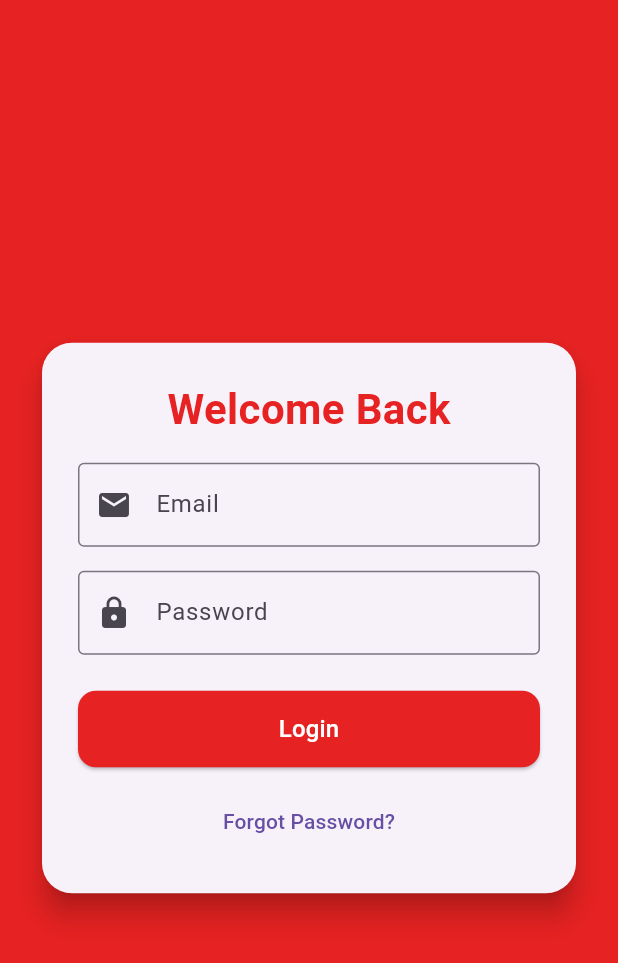
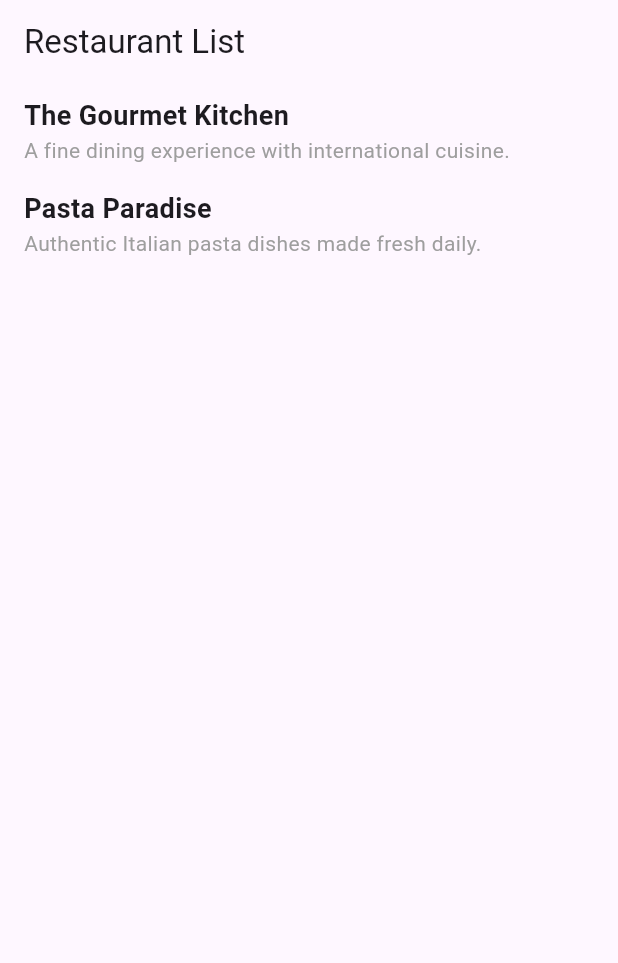
Before and after one commit to Hizrawan/dicodingFlutterSecondCourse, a Flutter app: the screen it shows after launch, on a phone screen of 412 x 824 dp. Shown: the top 963 px of the screen. Run offline on Flutter 3.47's test engine with Material 3 defaults, Android fonts, the phone set to English and light mode, and no system bars.

Commit message:
Learn how to use "reusable widget"

```diff
--- /dev/null
+++ b/lib/data/model/restaurant.dart
@@ -0,0 +1,54 @@
+
+class Restaurant {
+  final String id;
+  final String name;
+  final String description;
+  final String city;
+  final String address;
+  final String pictureId;
+  final double rating;
+  final List<String> categories;
+  final List<String> customerReviews;
+  final List<String> menus;
+
+  Restaurant({
+    required this.id,
+    required this.name,
+    required this.description,
+    required this.city,
+    required this.address,
+    required this.pictureId,
+    required this.rating,
+    required this.categories,
+    required this.customerReviews,
+    required this.menus,
+  });
+}
+
+final List<Restaurant> restaurantList = [
+  Restaurant(
+    id: '1',
+    name: 'The Gourmet Kitchen',
+    description: 'A fine dining experience with international cuisine.',
+    city: 'New York',
+    address: '123 Main St, New York, NY',
+    pictureId: 'https://example.com/images/restaurant1.jpg',
+    rating: 4.8,
+    categories: ['Fine Dining', 'International'],
+    customerReviews: ['Amazing food!', 'Excellent service.'],
+    menus: ['Steak', 'Lobster', 'Wine Selection'],
+  ),
+  Restaurant(
+    id: '2',
+    name: 'Pasta Paradise',
+    description: 'Authentic Italian pasta dishes made fresh daily.',
+    city: 'San Francisco',
+    address: '456 Elm St, San Francisco, CA',
+    pictureId: 'https://example.com/images/restaurant2.jpg',
+    rating: 4.5,
+    categories: ['Italian', 'Casual Dining'],
+    customerReviews: ['Best pasta in town!', 'Cozy atmosphere.'],
+    menus: ['Spaghetti Carbonara', 'Fettuccine Alfredo', 'Tiramisu'],
+  ),
+  // Add more restaurant entries as needed
+];
--- a/lib/main.dart
+++ b/lib/main.dart
@@ -1,5 +1,5 @@
 import 'package:flutter/material.dart';
-import 'package:restaurant_app/screens/auth/login_page.dart';
+import 'package:restaurant_app/screen/home/home.dart';
 
 void main() {
   runApp(const MyApp());
@@ -10,9 +10,13 @@ class MyApp extends StatelessWidget {
 
   @override
   Widget build(BuildContext context) {
-    return const MaterialApp(
-      debugShowCheckedModeBanner: false,
-      home: LoginScreen(),
+    return MaterialApp(
+      title: 'Restaurant App',
+      theme: ThemeData(
+        colorScheme: ColorScheme.fromSeed(seedColor: Colors.deepPurple),
+        useMaterial3: true,
+      ),
+      home: HomeScreen(),
     );
   }
 }
--- /dev/null
+++ b/lib/screen/home/home.dart
@@ -0,0 +1,24 @@
+import 'package:flutter/material.dart';
+import 'package:restaurant_app/data/model/restaurant.dart';
+import 'package:restaurant_app/screen/home/restaurant_card_widget.dart';
+
+class HomeScreen extends StatelessWidget {
+  const HomeScreen({
+    super.key,
+  });
+
+  @override
+  Widget build(BuildContext context) {
+    return Scaffold(
+      appBar: AppBar(title: const Text("Restaurant List")),
+      body: ListView.builder(
+        itemCount: restaurantList.length,
+        itemBuilder: (context, index) {
+          final restaurant = restaurantList[index];
+
+          return RestaurantCard(restaurant: restaurant);
+        },
+      ),
+    );
+  }
+}
--- /dev/null
+++ b/lib/screen/home/restaurant_card_widget.dart
@@ -0,0 +1,37 @@
+
+import 'package:flutter/material.dart';
+import 'package:restaurant_app/data/model/restaurant.dart';
+
+class RestaurantCard extends StatelessWidget {
+  const RestaurantCard({
+    super.key,
+    required this.restaurant,
+  });
+
+  final Restaurant restaurant;
+
+  @override
+  Widget build(BuildContext context) {
+    return Padding(
+      padding: const EdgeInsets.symmetric(vertical: 8, horizontal: 16),
+      child: Column(
+        crossAxisAlignment: CrossAxisAlignment.start,
+        mainAxisAlignment: MainAxisAlignment.start,
+        mainAxisSize: MainAxisSize.min,
+        children: [
+          Text(
+            restaurant.name,
+            style: const TextStyle(
+              fontSize: 18,
+              fontWeight: FontWeight.bold,
+            ),
+          ),
+          Text(
+            restaurant.description,
+            style: const TextStyle(fontSize: 14, color: Colors.grey),
+          ),
+        ],
+      ),
+    );
+  }
+}
--- a/lib/screens/auth/login_page.dart
+++ /dev/null
@@ -1,116 +0,0 @@
-import 'package:flutter/material.dart';
-import '../dashboard.dart';
-
-class LoginScreen extends StatefulWidget {
-  const LoginScreen({super.key});
-
-  @override
-  State<LoginScreen> createState() => _LoginScreenState();
-}
-
-class _LoginScreenState extends State<LoginScreen> {
-  final TextEditingController _emailController = TextEditingController();
-  final TextEditingController _passwordController = TextEditingController();
-
-  @override
-  Widget build(BuildContext context) {
-    return Scaffold(
-      backgroundColor: const Color.fromARGB(255, 231, 34, 34),
-      body: Center(
-        child: SingleChildScrollView(
-          padding: const EdgeInsets.all(24.0),
-          child: Card(
-            shape: RoundedRectangleBorder(
-              borderRadius: BorderRadius.circular(20),
-            ),
-            elevation: 8,
-            child: Padding(
-              padding: const EdgeInsets.all(24.0),
-              child: Column(
-                mainAxisSize: MainAxisSize.min,
-                children: [
-                  const Text(
-                    "Welcome Back",
-                    style: TextStyle(
-                      fontSize: 28,
-                      fontWeight: FontWeight.bold,
-                      color: const Color.fromARGB(255, 231, 34, 34),
-                    ),
-                  ),
-                  const SizedBox(height: 16),
-
-                  // Input form untuk isi email
-                  TextField(
-                    controller: _emailController,
-                    decoration: const InputDecoration(
-                      labelText: "Email",
-                      prefixIcon: Icon(Icons.email),
-                      border: OutlineInputBorder(),
-                    ),
-                  ),
-                  const SizedBox(height: 16),
-
-                  // Input form untuk isi password
-                  TextField(
-                    controller: _passwordController,
-                    obscureText: true,
-                    decoration: const InputDecoration(
-                      labelText: "Password",
-                      prefixIcon: Icon(Icons.lock),
-                      border: OutlineInputBorder(),
-                    ),
-                  ),
-                  const SizedBox(height: 24),
-
-                  /// Login Button
-                  SizedBox(
-                    width: double.infinity,
-                    child: ElevatedButton(
-                      style: ElevatedButton.styleFrom(
-                        backgroundColor: const Color.fromARGB(255, 231, 34, 34),
-                        padding: const EdgeInsets.symmetric(vertical: 14),
-                        shape: RoundedRectangleBorder(
-                          borderRadius: BorderRadius.circular(12),
-                        ),
-                      ),
-                      onPressed: () {
-                        final email = _emailController.text;
-                        final password = _passwordController.text;
-
-                        if (email.isNotEmpty && password.isNotEmpty) {
-                          Navigator.pushReplacement(
-                            context,
-                            MaterialPageRoute(
-                              builder: (_) => DashboardScreen(email: email),
-                            ),
-                          );
-                        } else {
-                          ScaffoldMessenger.of(context).showSnackBar(
-                            const SnackBar(
-                              content: Text("Email dan Password wajib diisi"),
-                            ),
-                          );
-                        }
-                      },
-                      child: const Text(
-                        "Login",
-                        style: TextStyle(fontSize: 16, color: Colors.white),
-                      ),
-                    ),
-                  ),
-                  const SizedBox(height: 12),
-
-                  // Forgot Password (masih belum dibuat halamanya, nanti bareng sign up bakal dibuat)
-                  TextButton(
-                    onPressed: () {},
-                    child: const Text("Forgot Password?"),
-                  ),
-                ],
-              ),
-            ),
-          ),
-        ),
-      ),
-    );
-  }
-}
```
Also changed, not shown: lib/models/restaurant.dart (deleted, +0 -68 lines), lib/screens/dashboard.dart (deleted, +0 -47 lines), lib/screens/profile.dart (deleted, +0 -145 lines), lib/screens/restaurant/restaurantDetails.dart (deleted, +0 -84 lines), lib/screens/restaurant/restaurantLists.dart (deleted, +0 -41 lines).
